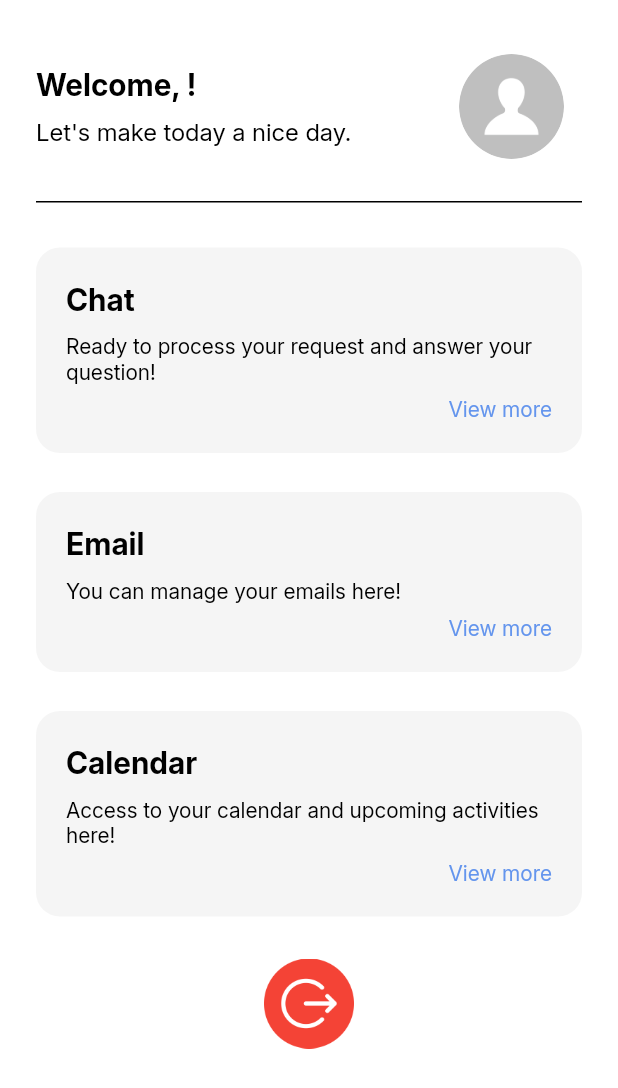
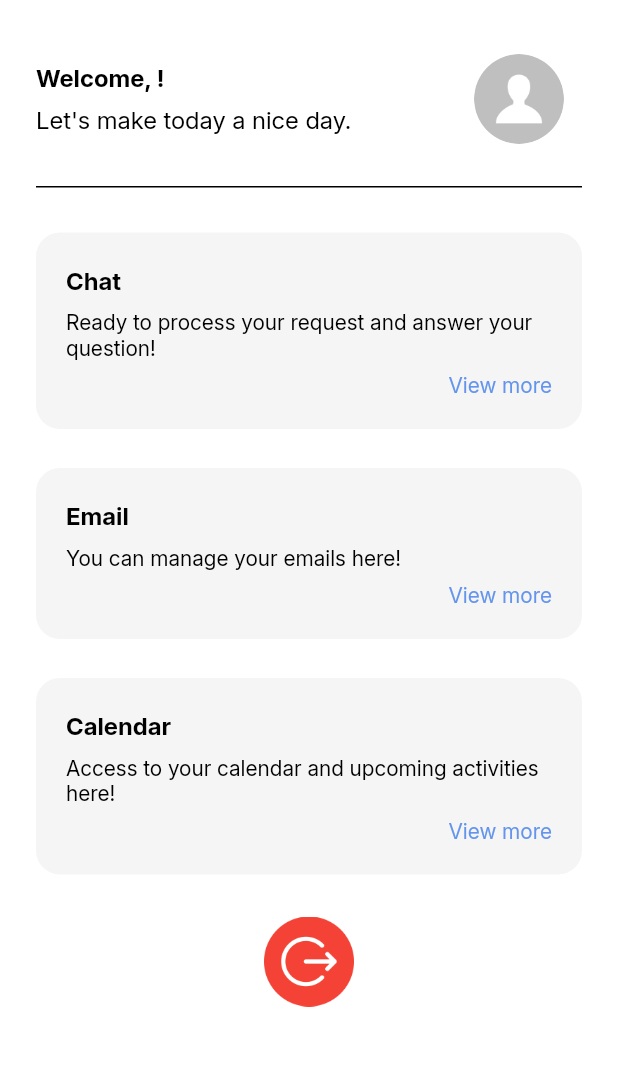
Before and after one commit to pigpig1524/personal-assistant, a Flutter app: the HomeScreen screen opened directly, on a phone screen of 412 x 824 dp. Shown: the top 1088 px of the screen. Run offline on Flutter 3.47's test engine with Material 3 defaults, Android fonts, the phone set to English and light mode, and no system bars; our stand-ins replace cloud_firestore, firebase_auth, firebase_core, google_sign_in, image_picker, logger and 3 more; missing offline and left inert: googleapis; accounts and stored records are empty.

Commit message:
Minor UI Adjustment

```diff
--- a/lotus/lib/constants.dart
+++ b/lotus/lib/constants.dart
@@ -68,7 +68,7 @@ const auth1body = TextStyle(
 const homeGrayoutBackground = Color(0xFFF5F5F5);
 const homeHeadingTxtStyle1 = TextStyle(
   fontFamily: 'Inter',
-  fontSize: 20,
+  fontSize: 16,
   fontWeight: FontWeight.w700,
   color: black,
   height: 1.5,
@@ -76,7 +76,7 @@ const homeHeadingTxtStyle1 = TextStyle(
 );
 const homeHeadingTxtStyle2 = TextStyle(
   fontFamily: 'Inter',
-  fontSize: 16,
+  fontSize: 14,
   fontWeight: FontWeight.w400,
   color: black,
   height: 1.5,
@@ -84,7 +84,7 @@ const homeHeadingTxtStyle2 = TextStyle(
 );
 const homeFunctionHeaderTxtStyle = TextStyle(
   fontFamily: 'Inter',
-  fontSize: 20,
+  fontSize: 16,
   fontWeight: FontWeight.w700,
   color: black,
   height: 1.5,
--- a/lotus/lib/screens/email_screen.dart
+++ b/lotus/lib/screens/email_screen.dart
@@ -245,9 +245,13 @@ class _EmailScreenState extends State<EmailScreen> {
                           text: 'Content:\n',
                           style: TextStyle(fontWeight: FontWeight.bold),
                         ),
-                        TextSpan(text: content),
                       ],
                     ),
+                  ),
+                  const SizedBox(height: 4),
+                  SizedBox(
+                    height: 160, // Set the height you want
+                    child: SingleChildScrollView(child: Text(content)),
                   ),
                 ],
               ),
@@ -402,7 +406,8 @@ Widget build(BuildContext context) {
               radius: 20,
               backgroundImage: photoUrl != null
                   ? NetworkImage(photoUrl!)
-                : const AssetImage('assets/images/default_avatar.png') as ImageProvider,
+                  : const AssetImage('assets/images/default_avatar.png')
+                        as ImageProvider,
               child: photoUrl == null
                   ? const Icon(Icons.account_circle, size: 40)
                   : null,
@@ -521,5 +526,4 @@ Widget build(BuildContext context) {
             ),
     );
   }
-
 }
--- a/lotus/lib/screens/home_screen.dart
+++ b/lotus/lib/screens/home_screen.dart
@@ -149,14 +149,14 @@ class _HomeScreenState extends State<HomeScreen> {
                         child: user?.photoURL != null
                             ? Image.network(
                                 user!.photoURL!,
-                                height: 70,
-                                width: 70,
+                                height: 60,
+                                width: 60,
                                 fit: BoxFit.cover,
                               )
                             : Image.asset(
                                 'assets/images/default_avt.png',
-                                height: 70,
-                                width: 70,
+                                height: 60,
+                                width: 60,
                                 fit: BoxFit.cover,
                               ),
                       ),
```
Lines whose indentation alone changed are shown as unchanged.
